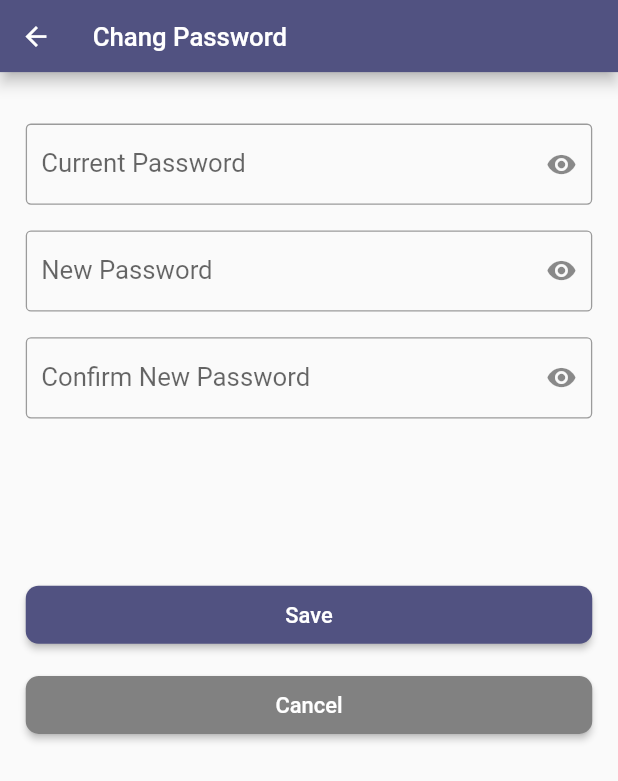
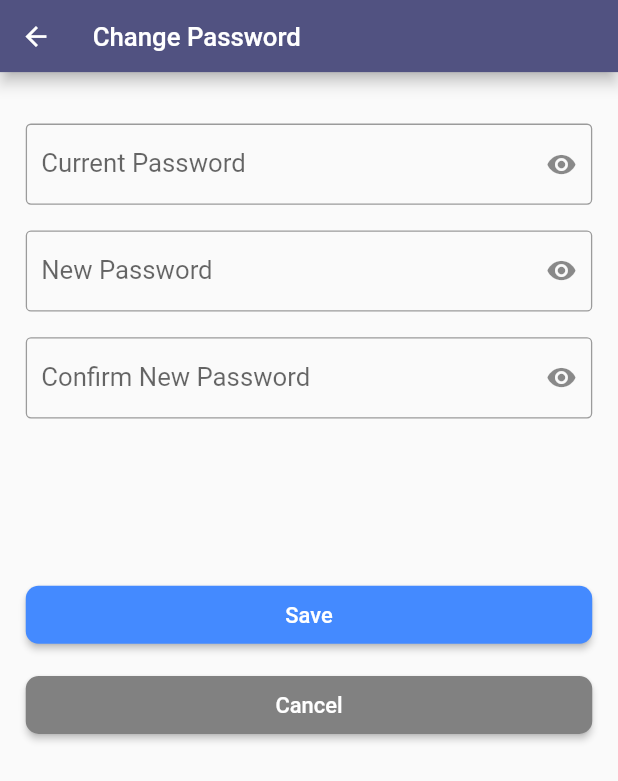
Before and after one commit to mo87654/User_App, a Flutter app: the UserLayout screen opened directly, item 2 of the bottom bar chosen, in the side drawer, after a tap on "Change Password", on a phone screen of 412 x 824 dp. Shown: the top 781 px of the screen. Run offline on Flutter 3.47's test engine with Material 2 defaults, Android fonts, the light colour scheme and no system bars; our stand-ins replace cloud_firestore, country_picker, firebase_auth, firebase_core, flutter_spinkit, image_picker and 1 more; accounts and stored records are empty.

```diff
--- a/lib/layout/user_layout.dart
+++ b/lib/layout/user_layout.dart
@@ -5,7 +5,6 @@ import 'package:user_app/modules/AboutUs%20Screen/AboutUs.dart';
 import '../modules/change_password screen/change_password.dart';
 import '../modules/help screen/help_screen.dart';
 import '../modules/home screen/home.dart';
-import '../modules/login screen/login.dart';
 import '../modules/my_account screen/My_account.dart';
 import '../modules/notifications screen/notification.dart';
 import '../modules/personal_info screen/personal_info.dart';
@@ -80,7 +79,7 @@ class _UserLayoutState extends State<UserLayout> {
     return Scaffold(
       drawerEnableOpenDragGesture: false,
       appBar: AppBar(
-        backgroundColor: Color(0xff515281),
+        backgroundColor: app_Color(),
         leading: leadingicon[2 - currentIndex],
         title: Text(
           title[2 - currentIndex],
@@ -173,7 +172,7 @@ class _UserLayoutState extends State<UserLayout> {
                   ),
                   Padding(
                     padding: const EdgeInsets.only(right: 40.0),
-                    child: Switch(onChanged: (bool value) {  }, value: true, activeColor: color(),),
+                    child: Switch(onChanged: (bool value) {  }, value: true, activeColor: app_Color()),
                   ),
                 ],
               ),
@@ -265,7 +264,7 @@ class _UserLayoutState extends State<UserLayout> {
           showSelectedLabels: false,
           showUnselectedLabels: false,
           currentIndex: currentIndex,
-          backgroundColor: color(),
+          backgroundColor: app_Color(),
           type: BottomNavigationBarType.fixed,
           onTap: (index){
             setState(() {
--- a/lib/modules/forgetPassword screens/forgetPassword4.dart
+++ b/lib/modules/New_forgetPasswordScreen/Gmail_Screen.dart
@@ -1,7 +1,7 @@
 import 'package:flutter/material.dart';
 
 import '../login screen/login.dart';
-class ForgetPassword4 extends StatelessWidget {
+class gmailMessage extends StatelessWidget {
 
   @override
   Widget build(BuildContext context) {
--- a/lib/modules/change_password screen/change_password.dart
+++ b/lib/modules/change_password screen/change_password.dart
@@ -1,7 +1,13 @@
 
+
+import 'package:firebase_auth/firebase_auth.dart';
 import 'package:flutter/material.dart';
-import '../../../models/dataBase.dart';
-import '../../../shared/component/colors.dart';
+import 'package:user_app/layout/user_layout.dart';
+import '../../shared/component/buttons.dart';
+import '../../shared/component/colors.dart';
+
+
+
 
 class ChangePassword extends StatefulWidget {
   @override
@@ -9,10 +15,63 @@ class ChangePassword extends StatefulWidget {
 }
 
 class _ChangePasswordState extends State<ChangePassword> {
+
   var formkey = GlobalKey<FormState>();
+  bool isLoading = false;
+
+
+
+  @override
+  void dispose() {
+    currentPasswordController.dispose();
+    newPasswordController.dispose();
+    confirmNewPasswordController.dispose();
+    super.dispose();
+  }
+
   bool showpassword1 = true;
   bool showpassword2 = true;
   bool showpassword3 = true;
+
+  TextEditingController currentPasswordController = TextEditingController();
+  TextEditingController newPasswordController = TextEditingController();
+  TextEditingController confirmNewPasswordController = TextEditingController();
+
+  final user = FirebaseAuth.instance.currentUser;
+
+  ChangePassword123()async{
+    try{
+      final user = FirebaseAuth.instance.currentUser;
+      final email = user!.email;
+
+
+      await FirebaseAuth.instance.signInWithEmailAndPassword(
+        email: email.toString(),
+        password: currentPasswordController.text,
+      );
+      await user.updatePassword(newPasswordController.text.trim());
+
+      Navigator.of(context).push(MaterialPageRoute(builder: (context) => UserLayout(),));
+
+      ScaffoldMessenger.of(context).showSnackBar(
+        SnackBar(backgroundColor: Colors.black38,
+            padding: EdgeInsets.symmetric(vertical: 18),
+            content: Text("  your password has been changed successfully ",style: TextStyle(fontSize: 20),)),);
+
+
+    }on FirebaseAuthException catch(e){
+      setState(() {
+        ScaffoldMessenger.of(context).showSnackBar(
+          SnackBar(backgroundColor: Colors.black38,
+              padding: EdgeInsets.symmetric(vertical: 18),
+              content: Text(e.message ??"",style: TextStyle(fontSize: 15),)),);
+      });
+
+
+    }
+
+  }
+
   Widget build(BuildContext context) {
     return Scaffold(
 
@@ -23,8 +82,8 @@ class _ChangePasswordState extends State<ChangePassword> {
             Navigator.pop(context);
           },
         ),
-        title: Text ('Chang Password'),
-        backgroundColor: color(),
+        title: Text ('Change Password'),
+        backgroundColor: app_Color(),
 
 
 
@@ -71,12 +130,16 @@ class _ChangePasswordState extends State<ChangePassword> {
                   keyboardType: TextInputType.visiblePassword,
                   textAlignVertical: TextAlignVertical.top,
                   textInputAction: TextInputAction.next,
+                  controller: currentPasswordController,
                   obscureText: showpassword1,
 
                   validator: (value)
                   {
                     if (value!.isEmpty){
                       return 'Password required';
+                    }else if (value.length < 6 ){
+                      return "password should be at least 6 characters";
+
                     }
                     return null;
                   },
@@ -118,10 +181,14 @@ class _ChangePasswordState extends State<ChangePassword> {
                   textAlignVertical: TextAlignVertical.top,
                   textInputAction: TextInputAction.next,
                   obscureText: showpassword2,
+                  controller: newPasswordController,
                   validator: (value)
                   {
                     if (value!.isEmpty){
                       return 'New password required';
+                    }else if (value.length < 6 ){
+                      return "password should be at least 6 characters";
+
                     }
                     return null;
                   },
@@ -163,10 +230,17 @@ class _ChangePasswordState extends State<ChangePassword> {
                   textAlignVertical: TextAlignVertical.top,
                   textInputAction: TextInputAction.done,
                   obscureText: showpassword3,
+                  controller: confirmNewPasswordController,
                   validator: (value)
                   {
                     if (value!.isEmpty){
                       return 'Confirm New Password required';
+
+                    } else if (value != newPasswordController.text) {
+                      return 'Passwords do not match';
+                    }else if (value.length < 6 ){
+                      return "password should be at least 6 characters";
+
                     }
                     return null;
                   },
@@ -176,60 +250,33 @@ class _ChangePasswordState extends State<ChangePassword> {
               SizedBox(
                   height: 130.0
               ),
-              Container(
-                height: 45,
-                width: double.infinity,
-                padding: const EdgeInsetsDirectional.only(start: 20,end: 20),
-                child: MaterialButton(
-                  onPressed: (){
-                    if (formkey.currentState!.validate())
-                    {
 
+              appButton(
+                isLoading: isLoading,
+                text: 'Save',
+                function: ()async{
+                  if (formkey.currentState!.validate()) {
+                    setState(() {
+                      isLoading = true;
+                    });
+                    ChangePassword123();
+
+                    setState(() {
+                      isLoading = false;
+                    });
                   }
                 },
-                  child:Text(
-                    'Save',
-                    style: TextStyle(
-                      color: Colors.white,
-                      fontSize: 17,
-
-                    ),
-
-                  ),
-                  color: Color(0xff515281),
-                  shape:RoundedRectangleBorder (
-                    borderRadius: BorderRadius.circular (10.0), ),
-
-
-                ),
               ),
               SizedBox(
                 height: 25,
               ),
-              Container(
-                height: 45,
-                width: double.infinity,
-                padding: const EdgeInsetsDirectional.only(start: 20,end: 20),
-                child: MaterialButton(
-                  onPressed: (){
+              appButton(
+                buttonColor:  Color(0xff818181),
+                text: 'Cancel',
+                function: (){
                   Navigator.pop(context);
                 },
-                  child:Text(
-                    'Cancel',
-                    style: TextStyle(
-                      color: Colors.white,
-                      fontSize: 17,
-
-                    ),
-
-                  ),
-                  color: Color(0xff818181),
-                  shape:RoundedRectangleBorder (
-                    borderRadius: BorderRadius.circular (10.0), ),
-
-
-                ),
-              ),            //cancel
+              ),           //cancel
 
 
 
--- a/lib/modules/forgetPassword screens/forgetPassword3.dart
+++ b/lib/modules/forgetPassword screens/forgetPassword3.dart
@@ -1,6 +1,6 @@
 import 'package:flutter/material.dart';
 
-import 'forgetPassword4.dart';
+import '../New_forgetPasswordScreen/Gmail_Screen.dart';
 
 class ForgetPassword3 extends StatefulWidget {
   @override
@@ -143,7 +143,7 @@ class _ForgetPassword3State extends State<ForgetPassword3> {
                       Navigator.push(
                           context,
                           MaterialPageRoute(
-                              builder: (context)=>ForgetPassword4()
+                              builder: (context)=>gmailMessage()
                           )
                       );
                     }
--- a/lib/modules/home screen/home.dart
+++ b/lib/modules/home screen/home.dart
@@ -38,8 +38,14 @@ class _HomepageState extends State<Homepage> {
                 // mainAxisAlignment: MainAxisAlignment.center,
 
                 children:   [
-
-                ],
+                  IconButton(
+                      onPressed: (){
+                        FirebaseAuth.instance.signOut();
+                        Navigator.pushAndRemoveUntil(context,
+                            MaterialPageRoute(builder: (context) => Login(),), (route) => false);
+                  },
+                      icon: Icon(Icons.logout)
+                  )],
               ),
             ],
           ),
--- /dev/null
+++ b/lib/shared/component/buttons.dart
@@ -0,0 +1,53 @@
+
+import 'package:flutter/cupertino.dart';
+import 'package:flutter/material.dart';
+import 'package:flutter_spinkit/flutter_spinkit.dart';
+
+
+Widget appButton({
+  required function,
+  required String text,
+  double height = 45,
+  double width = double.infinity,
+  double radius = 10.0,
+  Color buttonColor = Colors.blueAccent,
+  bool isLoading = false,
+  // bool isIcon = false,
+  // theIcon = Icons.email
+
+
+}) =>
+
+    Container(
+      height: height,
+      width: width,
+      padding: const EdgeInsetsDirectional.only(start: 20, end: 20),
+      child: MaterialButton(
+
+        onPressed: function,
+        shape: RoundedRectangleBorder(
+          borderRadius: BorderRadius.circular(radius),),
+        color: buttonColor,
+
+
+        child:isLoading
+            ? SpinKitCircle(
+          color: Colors.white,
+          size: 50.0,
+        ) :  Row(
+          mainAxisAlignment: MainAxisAlignment.center,
+          children: [
+            Text(
+              text,
+              style: TextStyle(
+                color: Colors.white,
+                fontSize: 17,
+              ),
+            ),
+            // SizedBox(width: 10,),
+
+            // isIcon ? theIcon  : null,
+          ],
+        ),
+      ),
+    );
--- a/lib/shared/component/colors.dart
+++ b/lib/shared/component/colors.dart
@@ -1,5 +1,5 @@
 import 'dart:ui';
 
-Color color (){
+Color app_Color (){
   return Color(0xff515281);
 }
```
Also changed, not shown: lib/modules/New_forgetPasswordScreen/email_Screen.dart (+43 -59 lines), lib/modules/help screen/help_screen.dart (+38 -58 lines), lib/modules/login screen/login.dart (+63 -46 lines), lib/modules/personal_info screen/personal_info.dart (+21 -76 lines), pubspec.yaml (+20 -3 lines), assets/icons/icon3.png (added), assets/images/background.png (added), assets/images/splash.png (added), pubspec.lock, 38 other files. Lines whose indentation alone changed are shown as unchanged.
